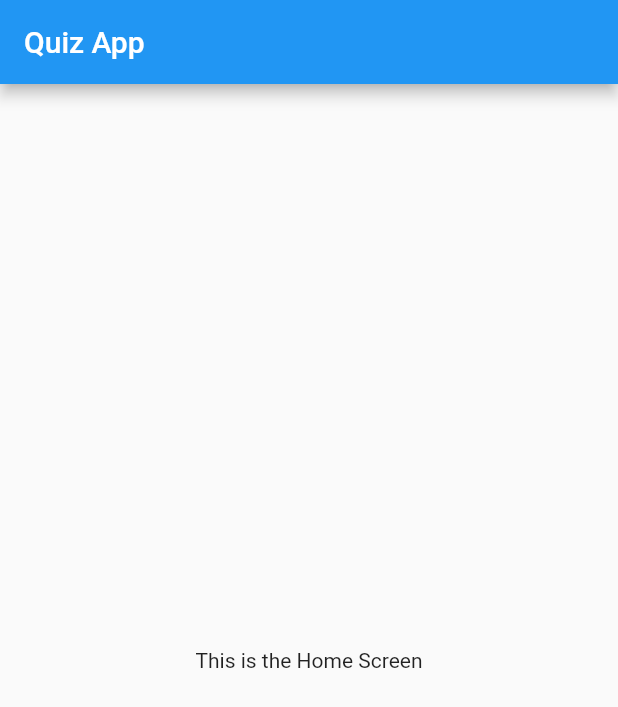
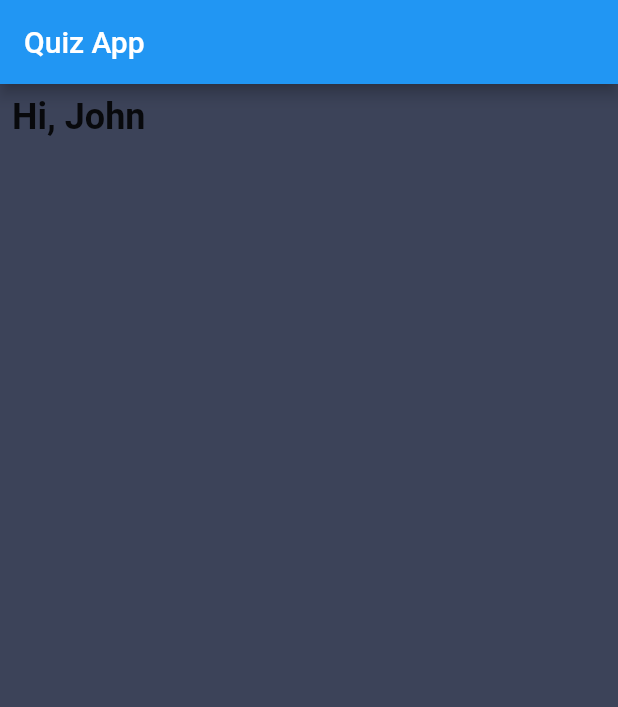
Before and after one commit to soulandbone/trivia_app, a Flutter app: the screen it shows after launch, on a phone screen of 412 x 824 dp. Shown: the top 707 px of the screen. Run offline on Flutter 3.47's test engine with Material 2 defaults, Android fonts, the light colour scheme and no system bars; our stand-ins replace font_awesome_flutter, gap.

Commit message:
added Utils folder for AppStyles with a couple of Styles

```diff
--- a/lib/main.dart
+++ b/lib/main.dart
@@ -12,6 +12,7 @@ class MyApp extends StatelessWidget {
   @override
   Widget build(BuildContext context) {
     return MaterialApp(
+        debugShowCheckedModeBanner: false,
         title: 'Flutter Demo',
         theme: ThemeData(
           primarySwatch: Colors.blue,
--- a/lib/screens/home_screen.dart
+++ b/lib/screens/home_screen.dart
@@ -1,7 +1,7 @@
-import 'package:flutter/src/widgets/framework.dart';
-import 'package:flutter/src/widgets/placeholder.dart';
-
 import 'package:flutter/material.dart';
+import 'package:gap/gap.dart';
+import 'package:font_awesome_flutter/font_awesome_flutter.dart';
+import 'package:trivia_app/utils/app_styles.dart';
 
 class HomeScreen extends StatelessWidget {
   const HomeScreen({super.key});
@@ -9,11 +9,18 @@ class HomeScreen extends StatelessWidget {
   @override
   Widget build(BuildContext context) {
     return Scaffold(
+      backgroundColor: AppStyles.bgColor,
       appBar: AppBar(
         title: const Text('Quiz App'),
       ),
-      body: const Center(
-        child: Text('This is the Home Screen'),
+      body: Padding(
+        padding: const EdgeInsets.all(8.0),
+        child: Column(children: const [
+          Text(
+            'Hi, John',
+            style: AppStyles.titleStyle,
+          )
+        ]),
       ),
     );
   }
--- a/lib/utils/app_styles.dart
+++ b/lib/utils/app_styles.dart
@@ -1,5 +1,7 @@
 import 'package:flutter/material.dart';
 
 class AppStyles {
-  static const Color = Colors.orange;
+  static const Color bgColor = Color.fromRGBO(60, 67, 89, 1);
+  static const TextStyle titleStyle =
+      TextStyle(fontWeight: FontWeight.bold, fontSize: 24);
 }
```
Also changed, not shown: lib/widgets/rank_points_widget.dart (added, +10 -0 lines).
